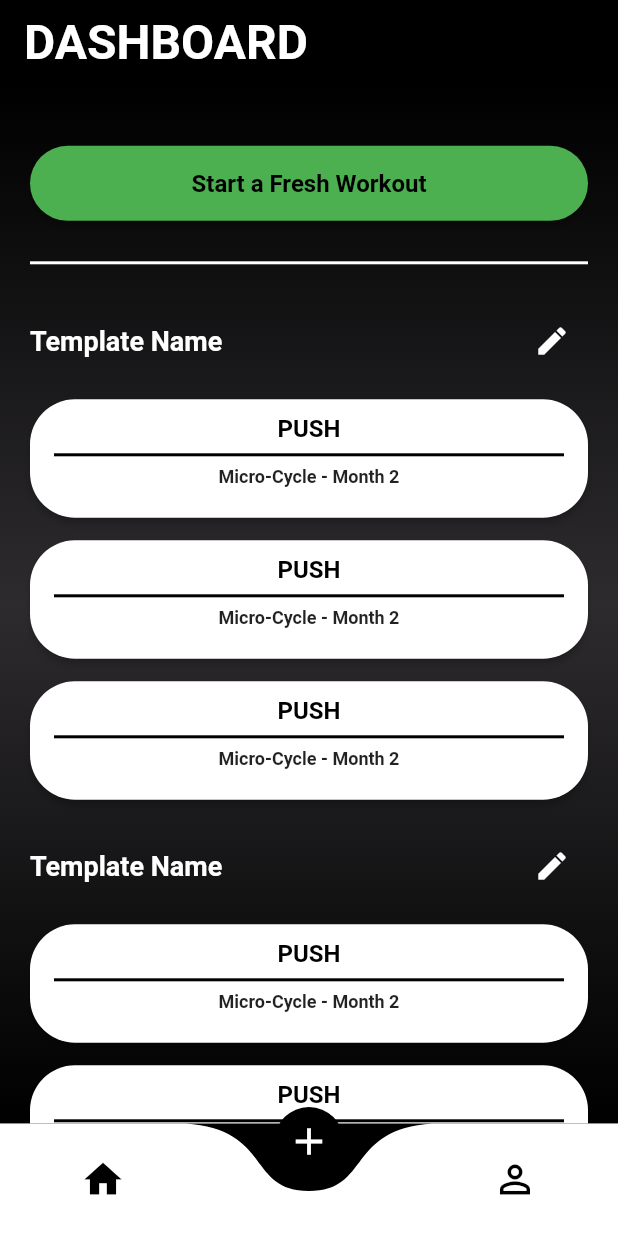
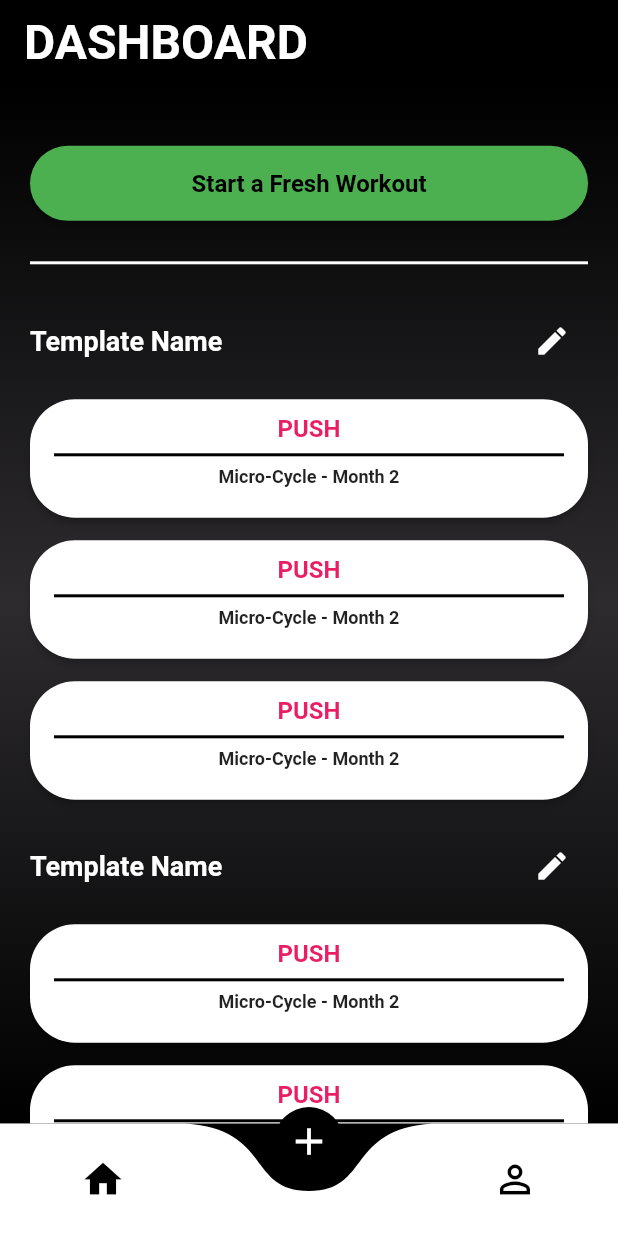
Before and after one commit to ignRyann/gymclubapp, a Flutter app: the screen it shows once a user with an empty profile is signed in, on a phone screen of 412 x 824 dp. Run offline on Flutter 3.47's test engine with Material 2 defaults, Android fonts, the phone set to English and light mode, and no system bars; drawn by our look-alikes of curved_navigation_bar; our stand-ins replace cloud_firestore, firebase_auth, firebase_core; accounts and stored records are empty.

Commit message:
minor update

```diff
--- a/gymclubapp/lib/screens/general/workoutdashboard/template.dart
+++ b/gymclubapp/lib/screens/general/workoutdashboard/template.dart
@@ -34,7 +34,7 @@ class _TemplateState extends State<Template> {
               Text(
                 'PUSH',
                 style: TextStyle(
-                  color: Colors.black,
+                  color: Colors.pink,
                   fontWeight: FontWeight.bold,
                   fontSize: 16,
                 ),
--- a/gymclubapp/pubspec.yaml
+++ b/gymclubapp/pubspec.yaml
@@ -39,6 +39,7 @@ dependencies:
   provider: ^6.0.3
   cloud_firestore: ^3.1.18
   curved_navigation_bar: ^1.0.3
+  modal_bottom_sheet: ^2.0.1
 
 dev_dependencies:
   flutter_test:
```
Also changed, not shown: gymclubapp/pubspec.lock.
